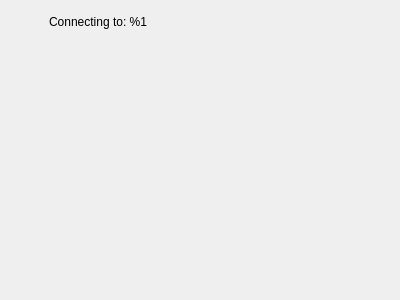
Above: src/wizard/pages/nopairing.ui from KDE/bluedevil before the change. Below: the same form after it.
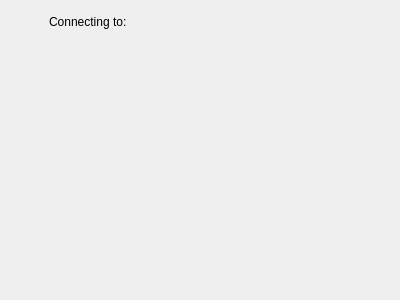
That is the form after the change.

Commit message: Fix label text

```diff
--- a/src/wizard/pages/nopairing.ui
+++ b/src/wizard/pages/nopairing.ui
@@ -48,7 +48,7 @@
      <item>
       <widget class="QLabel" name="connecting">
        <property name="text">
-        <string>Connecting to: %1</string>
+        <string>Connecting to:</string>
        </property>
       </widget>
      </item>
```
